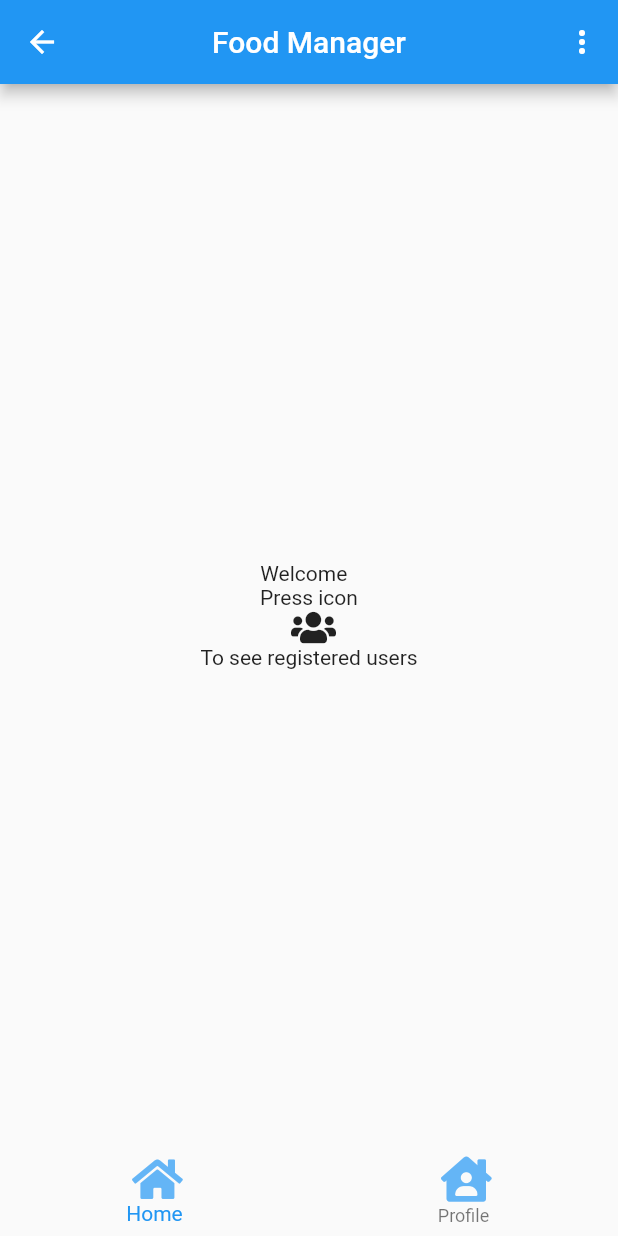
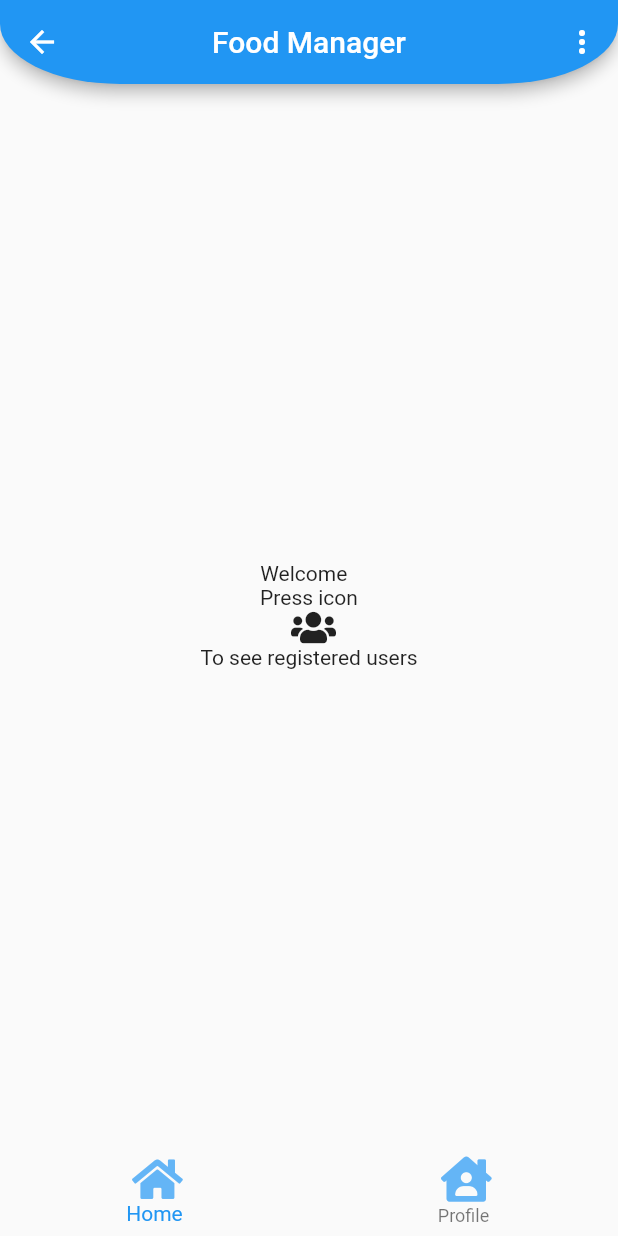
Before and after one commit to flutterflytech/food-manager-v2, a Flutter app: the HomePageAdmin screen opened directly with empty values, on a phone screen of 412 x 824 dp. Run offline on Flutter 3.47's test engine with Material 2 defaults, Android fonts, the phone set to English and light mode, and no system bars; our stand-ins replace cached_network_image, cloud_firestore, firebase_auth, firebase_storage, flare_flutter, fluttertoast and 7 more; missing offline and left inert: flutter_barcode_scanner; accounts and stored records are empty; network calls fail.

Commit message:
Code formatting and Commenting

```diff
--- a/lib/views/admin/home_page_admin.dart
+++ b/lib/views/admin/home_page_admin.dart
@@ -68,10 +68,13 @@ class _HomePageAdminState extends State<HomePageAdmin> {
   Widget build(BuildContext context) {
     return Scaffold(
       appBar: AppBar(
+        shape: RoundedRectangleBorder(
+            borderRadius: BorderRadius.only(
+                bottomLeft: Radius.elliptical(80, 40),
+                bottomRight: Radius.elliptical(80, 40))),
         title: Text('Food Manager'),
         centerTitle: true,
         actions: <Widget>[
-
           //Action Button actions
           PopupMenuButton<String>(
             onSelected: handleClick,
@@ -129,7 +132,6 @@ class _HomePageAdminState extends State<HomePageAdmin> {
         context, MaterialPageRoute(builder: (context) => LogInPage()));
   }
 
-
   //Action Button Click Handler
   void handleClick(String value) {
     switch (value) {
@@ -141,11 +143,8 @@ class _HomePageAdminState extends State<HomePageAdmin> {
             ));
         break;
       case 'Registered Users':
-        Navigator.push(
-            context,
-            MaterialPageRoute(
-                builder: (context) => RegisteredUsers()
-            ));
+        Navigator.push(context,
+            MaterialPageRoute(builder: (context) => RegisteredUsers()));
         break;
       case 'Registered Admins':
         Navigator.push(
```
Also changed, not shown: lib/views/admin/screens/registered_admins.dart (+8 -0 lines), lib/views/admin/screens/registered_users.dart (+8 -0 lines), lib/views/admin/screens/registered_vendors.dart (+8 -0 lines), assets/images/10.1.png (added), assets/images/10.png, assets/images/12.png (added), assets/images/13.png (added), assets/images/14.png (added), assets/images/15.png (added), assets/images/16.png (added), 1 other file.
